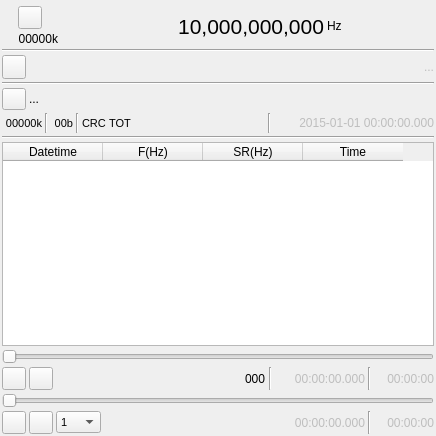
This is plugins/samplesource/sigmffileinput/sigmffileinputgui.ui in f4exb/sdrangel as Qt 5 draws it before an edit. The edited form follows.
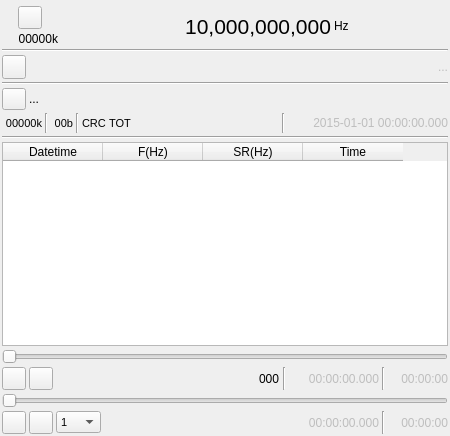
This is the edited form. Icons and pictures are not drawn. Custom widgets are drawn as their Qt base class.

Patch:
```diff
--- a/plugins/samplesource/sigmffileinput/sigmffileinputgui.ui
+++ b/plugins/samplesource/sigmffileinput/sigmffileinputgui.ui
@@ -6,7 +6,7 @@
    <rect>
     <x>0</x>
     <y>0</y>
-    <width>436</width>
+    <width>450</width>
     <height>436</height>
    </rect>
   </property>
@@ -18,13 +18,13 @@
   </property>
   <property name="minimumSize">
    <size>
-    <width>436</width>
+    <width>450</width>
     <height>436</height>
    </size>
   </property>
   <property name="maximumSize">
    <size>
-    <width>436</width>
+    <width>450</width>
     <height>16777215</height>
    </size>
   </property>
```
